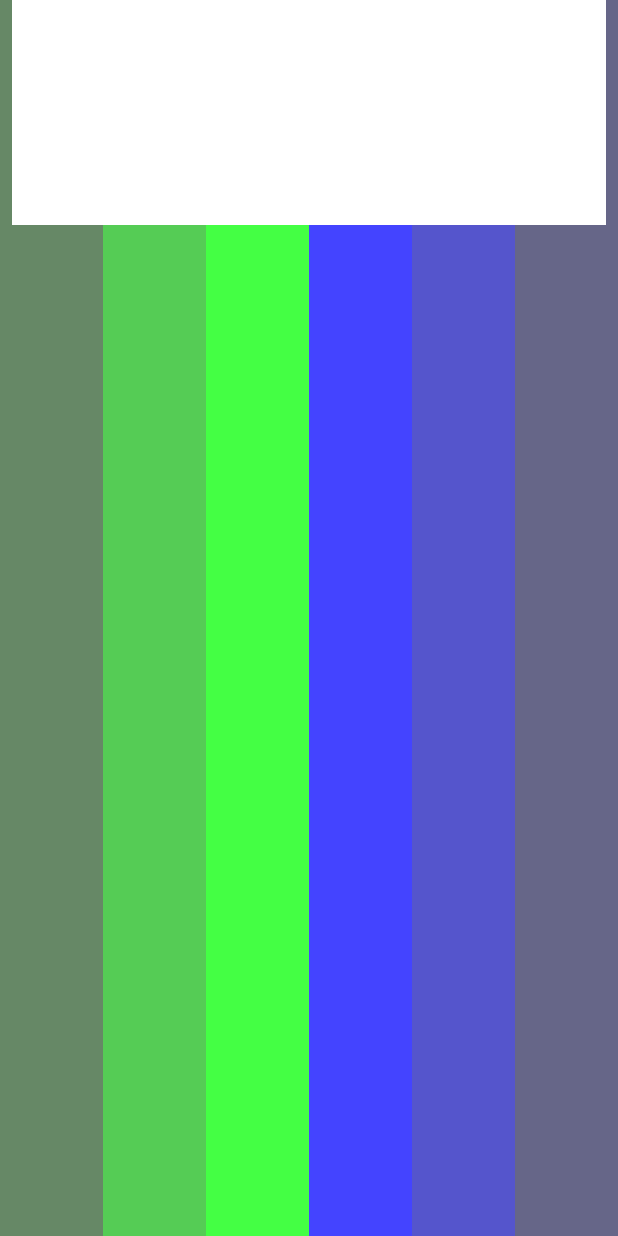
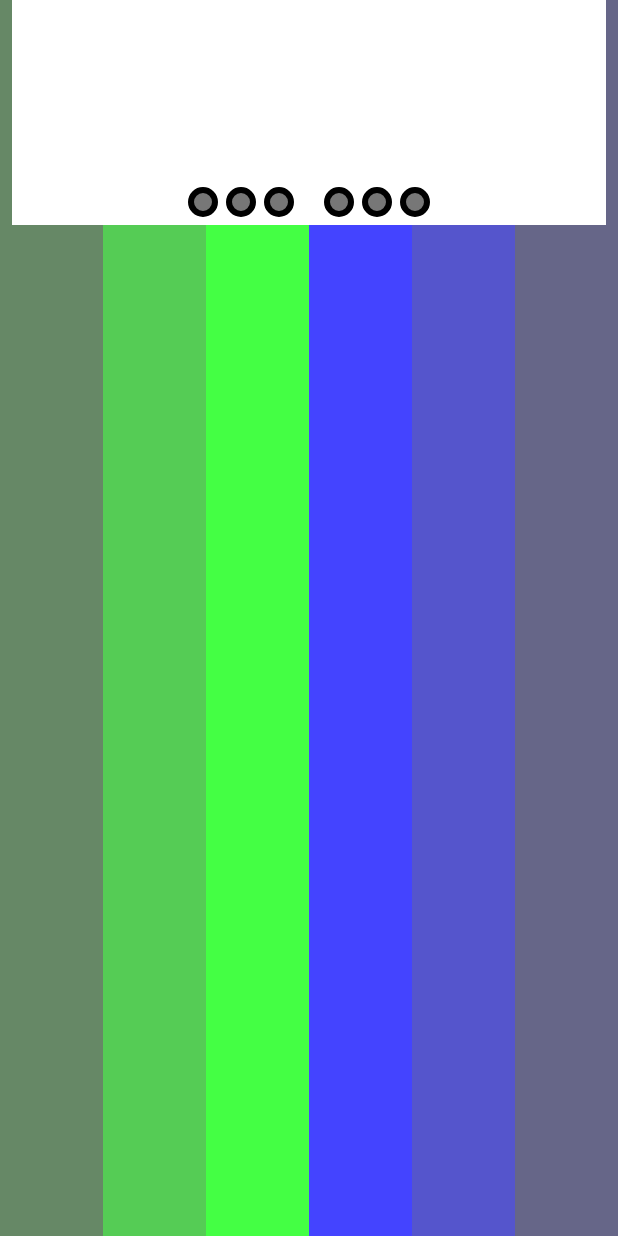
Before and after one commit to gmadrid/brailler, an Android app: the layout activity_main.xml on its own in the app's theme, with its tools: preview values and no code run, on a phone screen of 412 x 824 dp. Run offline under Robolectric (Android 15) with nearby library versions, the phone set to English and light mode, and no system bars.

Commit message:
Adding LEDs to show which buttons are pressed

```diff
--- a/app/src/main/java/com/scrawlsoft/brailler/Brailler.kt
+++ b/app/src/main/java/com/scrawlsoft/brailler/Brailler.kt
@@ -9,13 +9,11 @@ class Brailler(switches: Array<Observable<Boolean>>) {
     val output: Observable<Cell>
         get() = cellOutputSubject.hide()
 
-    private val cellOutputSubject: PublishSubject<Cell>
+    private val cellOutputSubject: PublishSubject<Cell> = PublishSubject.create()
     private var resetting: Boolean = false
     private var lastValue: Int = 0
 
     init {
-        cellOutputSubject = PublishSubject.create()
-
         if (switches.size != 6) {
             throw IllegalArgumentException("Brailler only works with 6 switches.")
         }
--- a/app/src/main/java/com/scrawlsoft/brailler/MainActivity.kt
+++ b/app/src/main/java/com/scrawlsoft/brailler/MainActivity.kt
@@ -8,8 +8,6 @@ import com.jakewharton.rxbinding2.view.RxView
 import io.reactivex.Observable
 import io.reactivex.rxkotlin.subscribeBy
 
-//  1. Create 'LEDs' to show which buttons are pushed.
-//  2. Switch to views for the buttons
 //  3. Make the buttons turn red when pushed.
 //  4. Make the red be 'sticky' until the Cell is produced.
 //  5. Add delete, space, return buttons.
@@ -34,6 +32,7 @@ class MainActivity : AppCompatActivity() {
                                 evt.action == MotionEvent.ACTION_UP
                         }
                     .map { it.action == MotionEvent.ACTION_DOWN }
+                    .share()
         }
 
         val switches = arrayOf(
@@ -44,6 +43,13 @@ class MainActivity : AppCompatActivity() {
                 makeSwitch(R.id.dot5),
                 makeSwitch(R.id.dot6))
 
+        switches[0].subscribeBy { findViewById(R.id.circle1).isPressed = it }
+        switches[1].subscribeBy { findViewById(R.id.circle2).isPressed = it }
+        switches[2].subscribeBy { findViewById(R.id.circle3).isPressed = it }
+        switches[3].subscribeBy { findViewById(R.id.circle4).isPressed = it }
+        switches[4].subscribeBy { findViewById(R.id.circle5).isPressed = it }
+        switches[5].subscribeBy { findViewById(R.id.circle6).isPressed = it }
+
         val brailler = Brailler(switches)
         brailler.output.subscribeBy {
             val textView = findViewById(R.id.textView) as TextView
--- /dev/null
+++ b/app/src/main/res/drawable/circle.xml
@@ -0,0 +1,8 @@
+<?xml version="1.0" encoding="utf-8"?>
+<animated-selector
+    xmlns:android="http://schemas.android.com/apk/res/android">
+
+    <item android:drawable="@drawable/circle_p" android:state_pressed="true"/>
+    <item android:drawable="@drawable/circle_d"/>
+
+</animated-selector>
--- /dev/null
+++ b/app/src/main/res/drawable/circle_d.xml
@@ -0,0 +1,7 @@
+<?xml version="1.0" encoding="utf-8"?>
+<shape
+    xmlns:android="http://schemas.android.com/apk/res/android"
+    android:shape="oval">
+    <solid android:color="#777777"/>
+    <stroke android:color="#000000" android:width="4dp"/>
+</shape>
--- /dev/null
+++ b/app/src/main/res/drawable/circle_p.xml
@@ -0,0 +1,7 @@
+<?xml version="1.0" encoding="utf-8"?>
+<shape
+    xmlns:android="http://schemas.android.com/apk/res/android"
+    android:shape="oval">
+    <solid android:color="#ee0000"/>
+    <stroke android:color="#000000" android:width="4dp"/>
+</shape>
--- a/app/src/main/res/layout/activity_main.xml
+++ b/app/src/main/res/layout/activity_main.xml
@@ -64,9 +64,83 @@
         android:layout_marginLeft="8dp"
         android:layout_marginRight="8dp"
         android:layout_marginStart="8dp"
+        android:layout_marginEnd="8dp"
         android:background="@android:color/background_light"
         android:textSize="30sp"
         app:layout_constraintLeft_toLeftOf="parent"
         app:layout_constraintRight_toRightOf="parent"
         tools:layout_editor_absoluteY="7dp" />
+
+
+    <View
+        android:id="@+id/circle1"
+        android:layout_width="@dimen/led_diameter"
+        android:layout_height="@dimen/led_diameter"
+        android:background="@drawable/circle"
+        app:layout_constraintEnd_toEndOf="@id/dot1"
+        app:layout_constraintBottom_toBottomOf="@id/textView"
+        android:layout_marginEnd="@dimen/led_center_margin"
+        android:layout_marginRight="@dimen/led_center_margin"
+        android:layout_marginBottom="@dimen/led_bottom_margin"
+        />
+
+    <View
+        android:id="@+id/circle2"
+        android:layout_width="@dimen/led_diameter"
+        android:layout_height="@dimen/led_diameter"
+        android:background="@drawable/circle"
+        app:layout_constraintBottom_toBottomOf="@id/textView"
+        app:layout_constraintEnd_toStartOf="@id/circle1"
+        android:layout_marginEnd="@dimen/led_between_margin"
+        android:layout_marginRight="@dimen/led_between_margin"
+        android:layout_marginBottom="@dimen/led_bottom_margin"
+        />
+
+    <View
+        android:id="@+id/circle3"
+        android:layout_width="@dimen/led_diameter"
+        android:layout_height="@dimen/led_diameter"
+        android:background="@drawable/circle"
+        app:layout_constraintBottom_toBottomOf="@id/textView"
+        app:layout_constraintEnd_toStartOf="@id/circle2"
+        android:layout_marginEnd="@dimen/led_between_margin"
+        android:layout_marginRight="@dimen/led_between_margin"
+        android:layout_marginBottom="@dimen/led_bottom_margin"
+        />
+
+    <View
+        android:id="@+id/circle4"
+        android:layout_width="@dimen/led_diameter"
+        android:layout_height="@dimen/led_diameter"
+        android:background="@drawable/circle"
+        app:layout_constraintBottom_toBottomOf="@id/textView"
+        app:layout_constraintStart_toStartOf="@id/dot4"
+        android:layout_marginStart="@dimen/led_center_margin"
+        android:layout_marginLeft="@dimen/led_center_margin"
+        android:layout_marginBottom="@dimen/led_bottom_margin"
+        />
+
+    <View
+        android:id="@+id/circle5"
+        android:layout_width="@dimen/led_diameter"
+        android:layout_height="@dimen/led_diameter"
+        android:background="@drawable/circle"
+        app:layout_constraintBottom_toBottomOf="@id/textView"
+        app:layout_constraintStart_toEndOf="@id/circle4"
+        android:layout_marginStart="@dimen/led_between_margin"
+        android:layout_marginLeft="@dimen/led_between_margin"
+        android:layout_marginBottom="@dimen/led_bottom_margin"
+        />
+
+    <View
+        android:id="@+id/circle6"
+        android:layout_width="@dimen/led_diameter"
+        android:layout_height="@dimen/led_diameter"
+        android:background="@drawable/circle"
+        app:layout_constraintBottom_toBottomOf="@id/textView"
+        app:layout_constraintStart_toEndOf="@id/circle5"
+        android:layout_marginStart="@dimen/led_between_margin"
+        android:layout_marginLeft="@dimen/led_between_margin"
+        android:layout_marginBottom="@dimen/led_bottom_margin"
+        />
 </android.support.constraint.ConstraintLayout>
--- /dev/null
+++ b/app/src/main/res/values/dimens.xml
@@ -0,0 +1,7 @@
+<?xml version="1.0" encoding="utf-8"?>
+<resources>
+    <dimen name="led_diameter">20dp</dimen>
+    <dimen name="led_bottom_margin">5dp</dimen>
+    <dimen name="led_center_margin">10dp</dimen>
+    <dimen name="led_between_margin">5dp</dimen>
+</resources>
```
